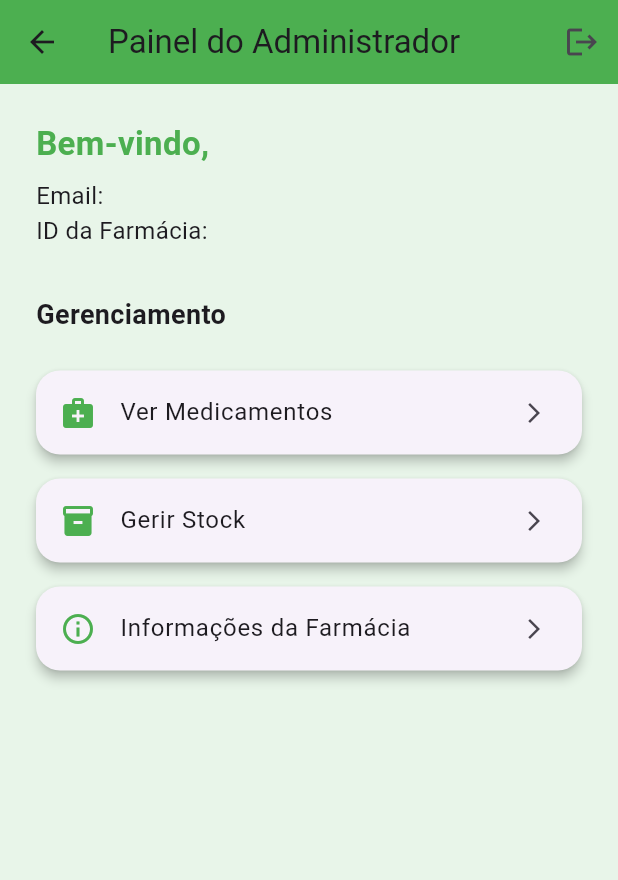
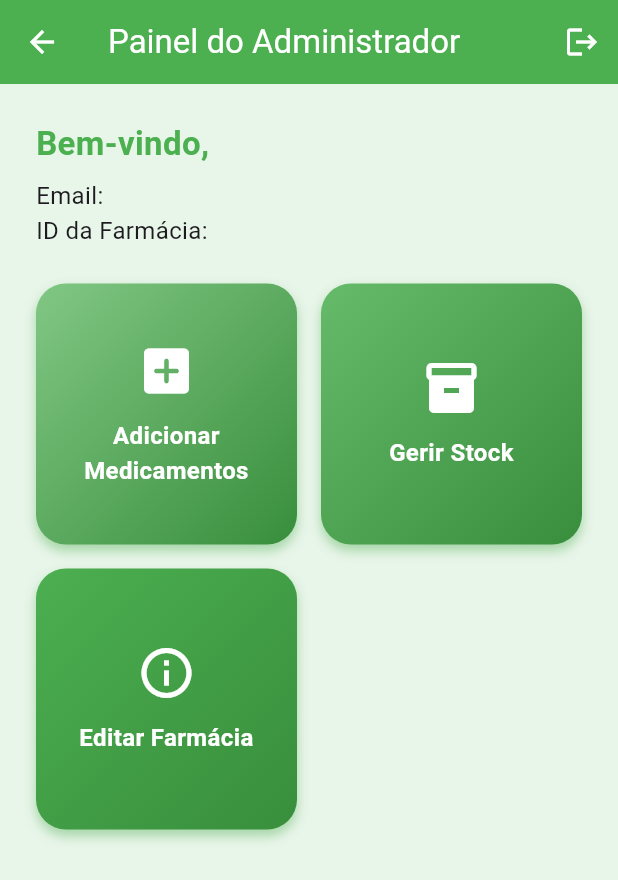
Before and after one commit to marvinpauloalifa/marvinpauloalifa, a Flutter app: the AdminFarmaciaPage screen opened by its route, on a phone screen of 412 x 824 dp. Shown: the top 880 px of the screen. Run offline on Flutter 3.47's test engine with Material 3 defaults, Android fonts, the light colour scheme and no system bars; our stand-ins replace camera, cloud_firestore, firebase_auth, firebase_core, geolocator, google_maps_flutter and 2 more; accounts and stored records are empty.

Commit message:
atualizei a farmacia e o gerirstock. so' falta alterar administrador da farmacia.

```diff
--- a/lib/main.dart
+++ b/lib/main.dart
@@ -50,17 +50,15 @@ class MainApp extends StatelessWidget {
         '/login': (context) => const LoginPage(),
         '/criarAdmin': (context) => const CriarAdminFarmacia(),
         '/user': (context) => const UserPage(),
-       // '/registar': (context) => const RegistoPage(),
         '/registerFarmacia': (context) => const RegistoFarmacias(),
-        //'/listfarmacias': (context) => const ListagemFarmacias(),
-        //'/addMedication': (context) => AdicaoMedicamentos(),
         '/gerirMedicamentos': (context) => const ListarMedicamentos(),
         '/adminFarmacia': (context) => const AdminFarmaciaPage(),
         '/adminApp': (context) => const AdminAppPage(),
         '/registeruser':(context)=>const RegistoUsuario(),
         '/loginAdm': (context) => const LoginFarmacia(),
         '/loginAdmApp': (context) => const LoginAdminApp(),
-        '/gerirStock': (context) => const GerirStock(),
+        '/gerirStock': (context) => GerirStock(),
+        '/EditarMed': (context) => EditarDadosFarmacia(),
 
       },
     );
--- a/lib/views/CriarUsers/CriarAdminFarmacia.dart
+++ b/lib/views/CriarUsers/CriarAdminFarmacia.dart
@@ -100,7 +100,7 @@ class _CriarAdminFarmaciaState extends State<CriarAdminFarmacia> {
                     mainAxisSize: MainAxisSize.min,
                     children: [
                       const Text(
-                        "Criar Conta - Admin",
+                        "Criar Conta do Administrador da Farmacia",
                         style: TextStyle(
                           fontSize: 28,
                           fontWeight: FontWeight.bold,
--- a/lib/views/Farmacia/AdminFarmaciaPage.dart
+++ b/lib/views/Farmacia/AdminFarmaciaPage.dart
@@ -44,6 +44,7 @@ class _AdminFarmaciaPageState extends State<AdminFarmaciaPage> {
       appBar: AppBar(
         title: const Text("Painel do Administrador"),
         backgroundColor: Colors.green,
+        foregroundColor: Colors.white,
         actions: [
           IconButton(
             icon: const Icon(Icons.logout),
@@ -53,7 +54,7 @@ class _AdminFarmaciaPageState extends State<AdminFarmaciaPage> {
         ],
       ),
       body: Padding(
-        padding: const EdgeInsets.all(24.0),
+        padding: const EdgeInsets.all(24),
         child: Column(
           crossAxisAlignment: CrossAxisAlignment.start,
           children: [
@@ -62,31 +63,33 @@ class _AdminFarmaciaPageState extends State<AdminFarmaciaPage> {
             const SizedBox(height: 8),
             Text("Email: $adminEmail", style: const TextStyle(fontSize: 16)),
             Text("ID da Farmácia: $idFarmacia", style: const TextStyle(fontSize: 16)),
-            const SizedBox(height: 32),
-
-            const Text("Gerenciamento", style: TextStyle(fontSize: 18, fontWeight: FontWeight.w600)),
-            const SizedBox(height: 16),
-
-            _buildOption(
-              icon: Icons.medical_services,
-              label: 'Ver Medicamentos',
-              onTap: () {
-                Navigator.pushNamed(context, '/listarMedicamentos');
-              },
+            const SizedBox(height: 24),
+            Expanded(
+              child: GridView.count(
+                crossAxisCount: 2,
+                crossAxisSpacing: 16,
+                mainAxisSpacing: 16,
+                children: [
+                  _buildDashboardCard(
+                    icon: Icons.add_box_rounded,
+                    label: 'Adicionar Medicamentos',
+                    onTap: () => Navigator.pushNamed(context, '/gerirMedicamentos'),
+                    color: Colors.green.shade300,
                   ),
-            _buildOption(
+                  _buildDashboardCard(
                     icon: Icons.inventory_2,
                     label: 'Gerir Stock',
-              onTap: () {
-                Navigator.pushNamed(context, '/gerirStock');
-              },
+                    onTap: () => Navigator.pushNamed(context, '/gerirStock'),
+                    color: Colors.green.shade400,
                   ),
-            _buildOption(
+                  _buildDashboardCard(
                     icon: Icons.info_outline,
-              label: 'Informações da Farmácia',
-              onTap: () {
-                Navigator.pushNamed(context, '/infoFarmacia');
-              },
+                    label: 'Editar Farmácia',
+                    onTap: () => Navigator.pushNamed(context, '/EditarMed'),
+                    color: Colors.green.shade500,
+                  ),
+                ],
+              ),
             ),
           ],
         ),
@@ -94,16 +97,40 @@ class _AdminFarmaciaPageState extends State<AdminFarmaciaPage> {
     );
   }
 
-  Widget _buildOption({required IconData icon, required String label, required VoidCallback onTap}) {
-    return Card(
-      shape: RoundedRectangleBorder(borderRadius: BorderRadius.circular(16)),
-      elevation: 3,
-      margin: const EdgeInsets.symmetric(vertical: 8),
-      child: ListTile(
-        leading: Icon(icon, color: Colors.green),
-        title: Text(label, style: const TextStyle(fontSize: 16)),
-        trailing: const Icon(Icons.arrow_forward_ios, size: 16),
+  Widget _buildDashboardCard({
+    required IconData icon,
+    required String label,
+    required VoidCallback onTap,
+    required Color color,
+  }) {
+    return InkWell(
       onTap: onTap,
+      borderRadius: BorderRadius.circular(20),
+      child: Container(
+        decoration: BoxDecoration(
+          gradient: LinearGradient(
+            colors: [color, Colors.green.shade700],
+            begin: Alignment.topLeft,
+            end: Alignment.bottomRight,
+          ),
+          borderRadius: BorderRadius.circular(20),
+          boxShadow: [
+            BoxShadow(color: Colors.green.shade200, blurRadius: 6, offset: const Offset(0, 4)),
+          ],
+        ),
+        padding: const EdgeInsets.all(16),
+        child: Column(
+          mainAxisAlignment: MainAxisAlignment.center,
+          children: [
+            Icon(icon, size: 40, color: Colors.white),
+            const SizedBox(height: 12),
+            Text(
+              label,
+              textAlign: TextAlign.center,
+              style: const TextStyle(fontSize: 16, color: Colors.white, fontWeight: FontWeight.bold),
+            ),
+          ],
+        ),
       ),
     );
   }
```
Also changed, not shown: lib/views/CriarUsers/RegistoFarmacias.dart (+10 -10 lines), lib/views/Farmacia/GerirStock.dart (+262 -247 lines), lib/views/Farmacia/ListarMedicamentos.dart (+17 -12 lines). Lines whose indentation alone changed are shown as unchanged.
